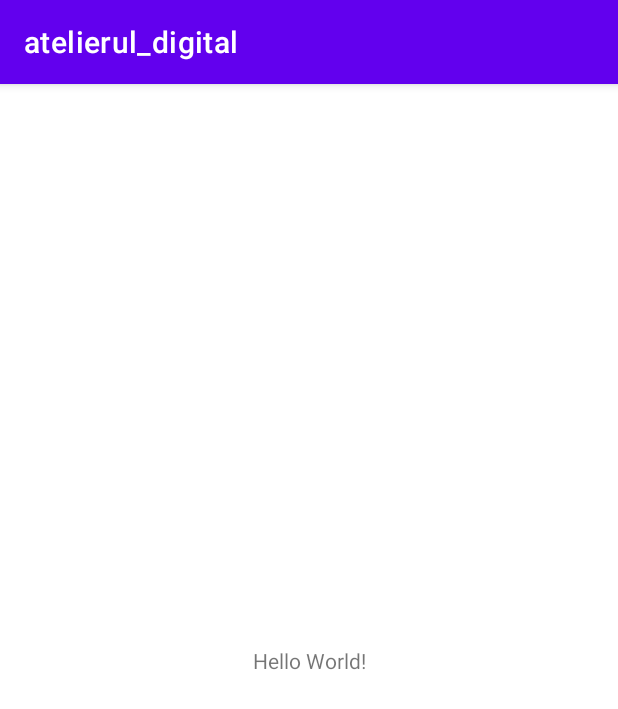
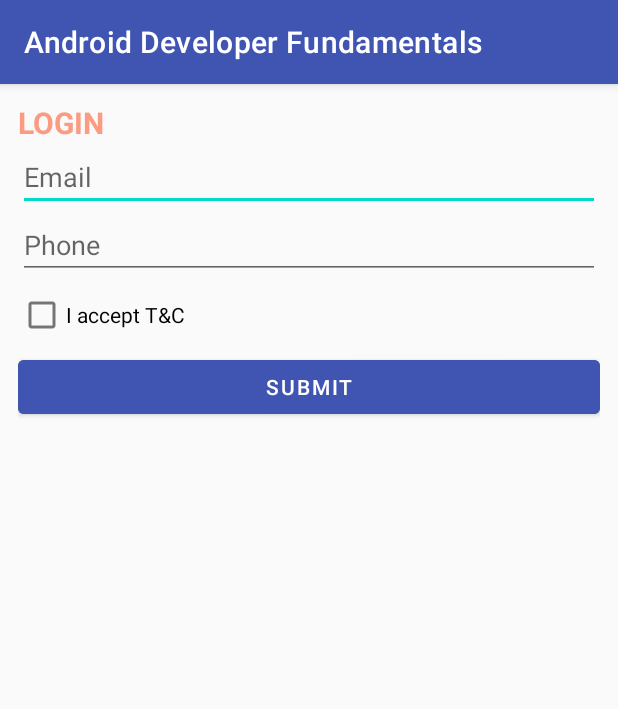
Before and after one commit to alexxmanea/atelierul_digital, an Android app: the screen it shows after launch (MainActivity), on a phone screen of 412 x 824 dp. Shown: the top 709 px of the screen. Run offline under Robolectric (Android 15) with nearby library versions, the phone set to English and light mode, and no system bars.

Commit message:
Challenge 1 - completed

```diff
--- a/app/src/main/res/layout/activity_main.xml
+++ b/app/src/main/res/layout/activity_main.xml
@@ -1,18 +1,63 @@
 <?xml version="1.0" encoding="utf-8"?>
-<androidx.constraintlayout.widget.ConstraintLayout xmlns:android="http://schemas.android.com/apk/res/android"
-    xmlns:app="http://schemas.android.com/apk/res-auto"
+<LinearLayout xmlns:android="http://schemas.android.com/apk/res/android"
     xmlns:tools="http://schemas.android.com/tools"
     android:layout_width="match_parent"
     android:layout_height="match_parent"
+    android:background="#fafafa"
+    android:orientation="vertical"
+    android:padding="12dp"
     tools:context=".MainActivity">
 
     <TextView
+        android:id="@+id/login_textview"
         android:layout_width="wrap_content"
         android:layout_height="wrap_content"
-        android:text="Hello World!"
-        app:layout_constraintBottom_toBottomOf="parent"
-        app:layout_constraintLeft_toLeftOf="parent"
-        app:layout_constraintRight_toRightOf="parent"
-        app:layout_constraintTop_toTopOf="parent" />
+        android:hint="true"
+        android:text="LOGIN"
+        android:textColor="#fa9b82"
+        android:textSize="20dp"
+        android:textStyle="bold" />
 
-</androidx.constraintlayout.widget.ConstraintLayout>
+    <EditText
+        android:id="@+id/email_edittext"
+        android:layout_width="match_parent"
+        android:layout_height="wrap_content"
+        android:gravity="left"
+        android:hint="Email "
+        android:textColor="#aaaaaa" />
+
+
+    <EditText
+        android:id="@+id/phone_edittext"
+        android:layout_width="match_parent"
+        android:layout_height="wrap_content"
+        android:gravity="left"
+        android:hint="Phone"
+        android:textColor="#aaaaaa" />
+
+    <CheckBox
+        android:id="@+id/tc_checkbox"
+        android:layout_width="wrap_content"
+        android:layout_height="wrap_content"
+        android:checked="false"
+        android:focusable="true"
+        android:focusableInTouchMode="true"
+        android:text="I accept T&amp;C" />
+
+    <Button
+        android:id="@+id/submit_button"
+        android:layout_width="match_parent"
+        android:layout_height="wrap_content"
+        android:backgroundTint="#4054b2"
+        android:text="SUBMIT" />
+
+    <TextView
+        android:id="@+id/details_edittext"
+        android:layout_width="match_parent"
+        android:layout_height="wrap_content"
+        android:background="@color/cardview_dark_background"
+        android:lineSpacingExtra="5dp"
+        android:padding="15dp"
+        android:text="Filled information:\n\nEmail: alexmanea2000@yahoo.com\nPhone: 0761690232"
+        android:textColor="#ffffff" />
+</LinearLayout>
--- a/app/src/main/res/values/strings.xml
+++ b/app/src/main/res/values/strings.xml
@@ -1,3 +1,3 @@
 <resources>
-    <string name="app_name">atelierul_digital</string>
+    <string name="app_name">Android Developer Fundamentals</string>
 </resources>
--- a/app/src/main/res/values/themes.xml
+++ b/app/src/main/res/values/themes.xml
@@ -2,8 +2,8 @@
     <!-- Base application theme. -->
     <style name="Theme.Atelierul_digital" parent="Theme.MaterialComponents.DayNight.DarkActionBar">
         <!-- Primary brand color. -->
-        <item name="colorPrimary">@color/purple_500</item>
-        <item name="colorPrimaryVariant">@color/purple_700</item>
+        <item name="colorPrimary">#4054b2</item>
+        <item name="colorPrimaryVariant">#31429d</item>
         <item name="colorOnPrimary">@color/white</item>
         <!-- Secondary brand color. -->
         <item name="colorSecondary">@color/teal_200</item>
```
Also changed, not shown: app/src/main/java/com/atelierul_digital/MainActivity.java (+87 -1 lines).
